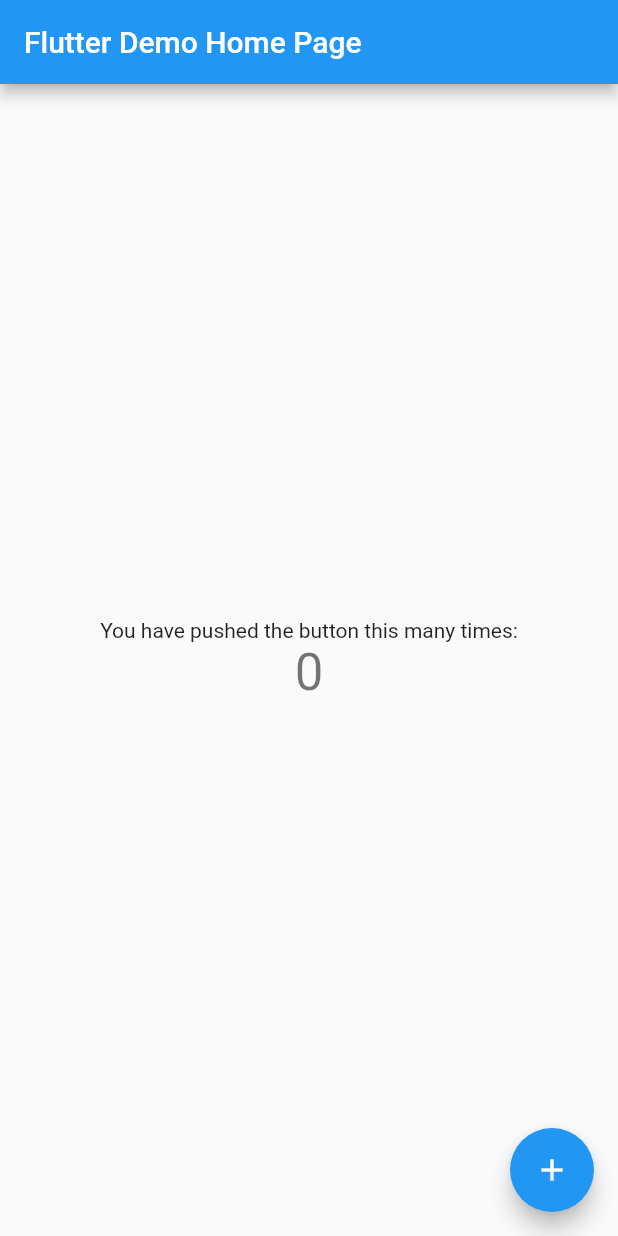
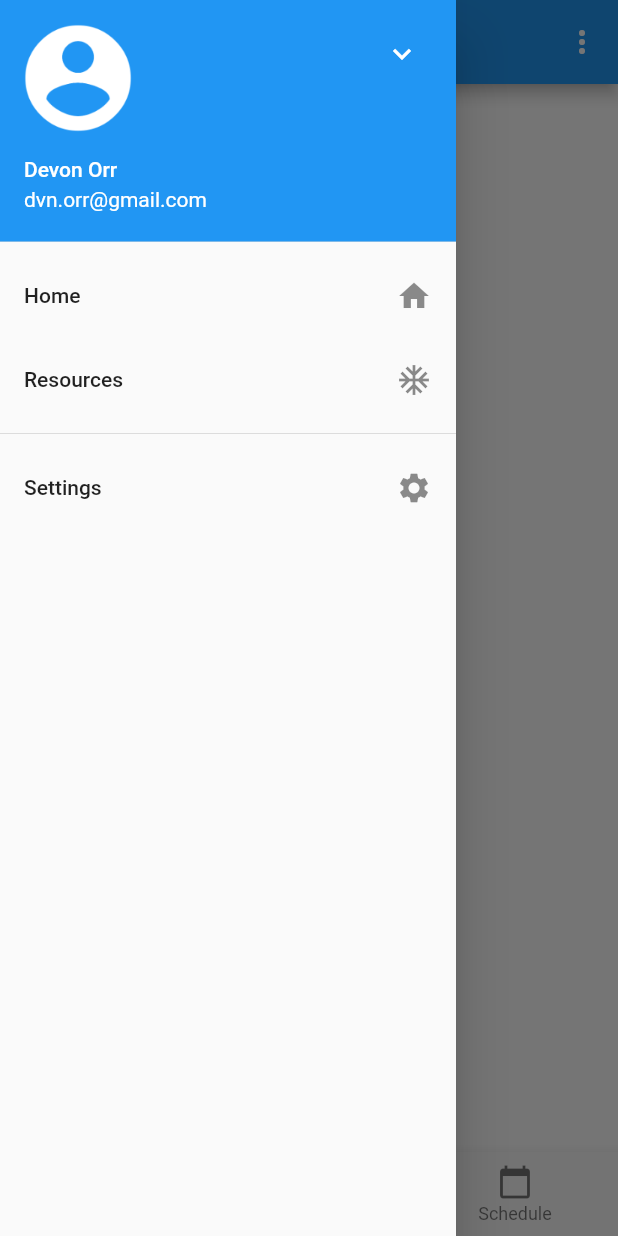
Before and after one commit to DVNDigital/uFitness, a Flutter app: the screen it shows after launch, with the side drawer open (before the commit the screen has no drawer), on a phone screen of 412 x 824 dp. Run offline on Flutter 3.47's test engine with Material 2 defaults, Android fonts, the phone set to English and light mode, and no system bars.

Commit message:
First Commit

```diff
--- a/lib/main.dart
+++ b/lib/main.dart
@@ -1,4 +1,5 @@
 import 'package:flutter/material.dart';
+import 'package:ufitness/placeholder_widget.dart';
 
 void main() => runApp(MyApp());
 
@@ -45,6 +46,12 @@ class MyHomePage extends StatefulWidget {
 
 class _MyHomePageState extends State<MyHomePage> {
   int _counter = 0;
+  int _currentIndex = 0;
+  final List<Widget> _children = [
+    PlaceholderWidget(Colors.white),
+    PlaceholderWidget(Colors.deepOrange),
+    PlaceholderWidget(Colors.green)
+  ];
 
   void _incrementCounter() {
     setState(() {
@@ -54,6 +61,12 @@ class _MyHomePageState extends State<MyHomePage> {
       // _counter without calling setState(), then the build method would not be
       // called again, and so nothing would appear to happen.
       _counter++;
+    });
+  }
+
+  void onTabTapped(int index) {
+    setState(() {
+      _currentIndex = index;
     });
   }
 
@@ -70,8 +83,49 @@ class _MyHomePageState extends State<MyHomePage> {
         // Here we take the value from the MyHomePage object that was created by
         // the App.build method, and use it to set our appbar title.
         title: Text(widget.title),
+        actions: <Widget>[
+          IconButton(
+            icon: Icon(Icons.more_vert),
+            onPressed: ()=> print("More Pressed"),
+          )
+        ],
       ),
-      body: Center(
+      drawer: Drawer(
+        child: ListView(
+          children: <Widget>[
+            UserAccountsDrawerHeader(
+              currentAccountPicture: CircleAvatar(
+                backgroundImage: AssetImage('assets/ic_account_circle.png'),
+                backgroundColor: Colors.transparent,
+              ),
+              accountName: Text("Devon Orr"),
+              accountEmail: Text("dvn.orr@gmail.com"),
+              otherAccountsPictures: <Widget>[
+                IconButton(
+                  icon: Icon(Icons.expand_more),
+                  color: Colors.white,
+                  onPressed: ()=> print("Expand Pressed"),
+                )
+              ],
+            ),
+            ListTile(
+              title: Text("Home"),
+              trailing: Icon(Icons.home),
+            ),
+            ListTile(
+              title: Text("Resources"),
+              trailing: Icon(Icons.ac_unit),
+            ),
+            Divider(),
+            ListTile(
+              title: Text("Settings"),
+              trailing: Icon(Icons.settings),
+            ),
+          ],
+        ),
+      ),
+      body: _children[_currentIndex],
+        /*Center(
         // Center is a layout widget. It takes a single child and positions it
         // in the middle of the parent.
         child: Column(
@@ -105,7 +159,26 @@ class _MyHomePageState extends State<MyHomePage> {
         onPressed: _incrementCounter,
         tooltip: 'Increment',
         child: Icon(Icons.add),
-      ), // This trailing comma makes auto-formatting nicer for build methods.
+      ),*/ // This trailing comma makes auto-formatting nicer for build methods.
+      bottomNavigationBar: BottomNavigationBar(
+        currentIndex: _currentIndex,
+        onTap: onTabTapped,
+
+        items: [
+          BottomNavigationBarItem(
+            icon: Icon(Icons.accessibility),
+            title: Text("Workouts"),
+          ),
+          BottomNavigationBarItem(
+            icon: Icon(Icons.timeline),
+            title: Text("My Stats"),
+          ),
+          BottomNavigationBarItem(
+            icon: Icon(Icons.calendar_today),
+            title: Text("Schedule"),
+          ),
+        ],
+      ),
     );
   }
 }
--- /dev/null
+++ b/lib/placeholder_widget.dart
@@ -0,0 +1,14 @@
+import 'package:flutter/material.dart';
+
+class PlaceholderWidget extends StatelessWidget {
+  final Color color;
+
+  PlaceholderWidget(this.color);
+
+  @override
+  Widget build(BuildContext context) {
+    return Container(
+      color: color,
+    );
+  }
+}
--- a/pubspec.yaml
+++ b/pubspec.yaml
@@ -37,7 +37,8 @@ flutter:
   uses-material-design: true
 
   # To add assets to your application, add an assets section, like this:
-  # assets:
+  assets:
+    - assets/
   #  - images/a_dot_burr.jpeg
   #  - images/a_dot_ham.jpeg
 
```
Also changed, not shown: assets/ic_account_circle.png (added).
